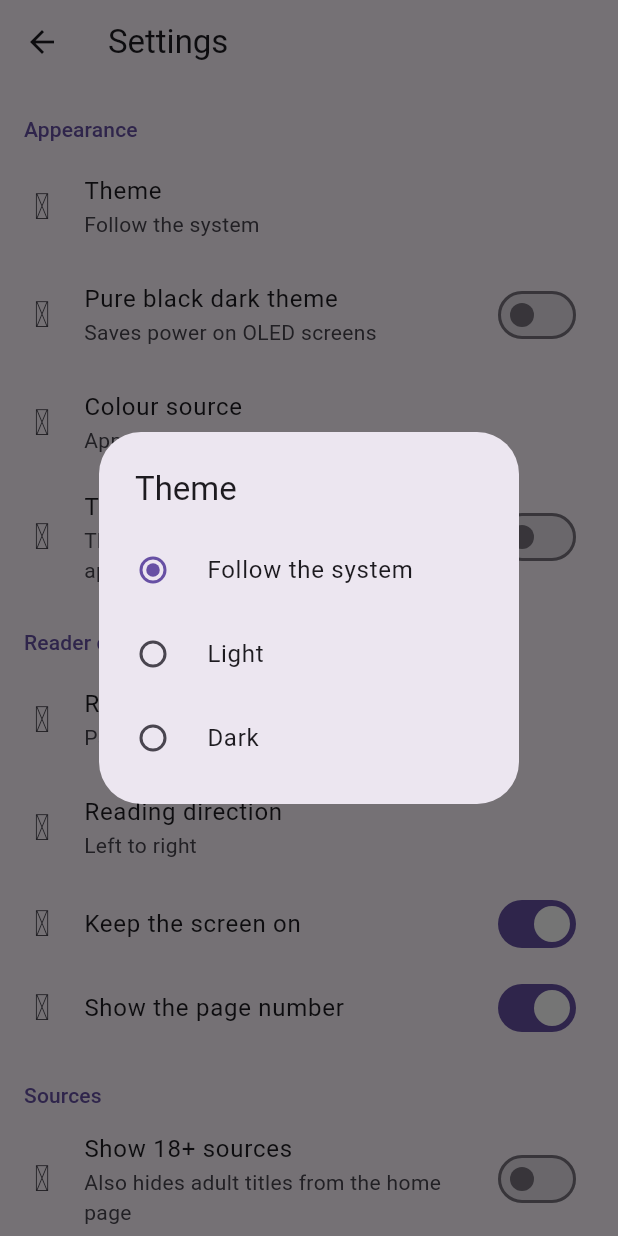
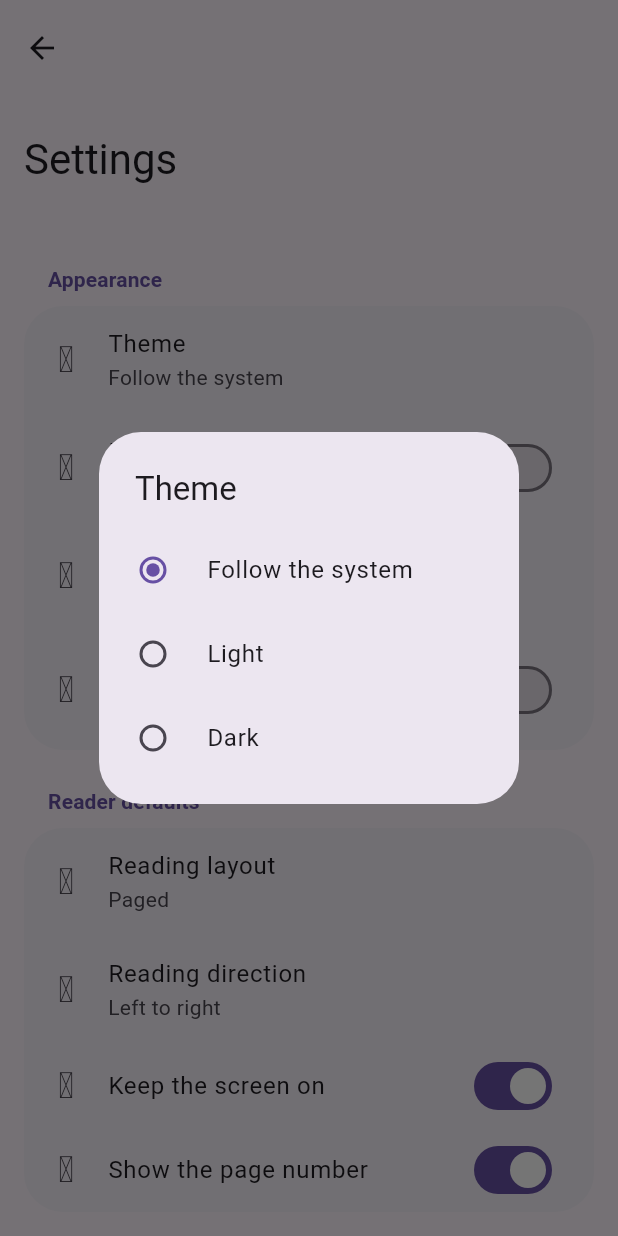
Before and after one commit to HeartlessVeteran2/Otaku-Reader-Flutter-, a Flutter app: the SettingsScreen screen opened directly, after a tap on "Theme", on a phone screen of 412 x 824 dp. Run offline on Flutter 3.47's test engine with Material 3 defaults, Android fonts, the phone set to English and light mode, and no system bars; our stand-ins replace cached_network_image, convert, dynamic_color, get, iconsax, isar_community and 1 more; missing offline and left inert: d4rt, encrypt, http_interceptor, js_packer, pseudom, xpath_selector_html_parser; accounts and stored records are empty; generated files the repository leaves out were written again; statements that could not run were skipped.

Commit message:
One UI slice 1: the token layer and the four grouped-list screens (#30)
The house style is One UI's shapes and rhythm over AnymeX's information
architecture. `lib/core/theme/one_ui.dart` holds it as the constants, a
collapsing-header scaffold, and a labelled rounded group of rows.

Settings, More, About and Downloads are converted. Behaviour is unchanged
by construction: every row widget is the same widget it was, moved into a
different container.

A new widget suite exists because `flutter analyze` is structurally blind
to the failure this conversion risks. Everything in a `slivers` list must
produce a RenderSliver, and a plain box there is a runtime crash while the
declared type is `Widget` either way. Replacing the Downloads empty state's
SliverToBoxAdapter with a Padding leaves analyze reporting "No issues
found!" and four tests failing.

Three review findings, all valid, all fixed. The best of them caught a lie
in this PR's own test: it was named "still scrolls after its header
collapses" while dragging a screen that cannot move, asserting only that
nothing threw. Measured, a four-row screen has maxScrollExtent 0 and moves
0px. The behaviour is right — One UI keeps the large title when there is
nowhere to scroll — so the doc and the test changed, not the layout. The
replacement was vacuous too, passing with expandedHeight set to 0, and now
measures the large title sliding into the bar.

One change was reverted for lack of evidence rather than shipped unproven:
making the scroll physics unconditional, on a claim about touch response
that could not be demonstrated either way.

17 tests in the suite, 250 total. Analyze clean, debug APK builds.

Deferred, not forgotten: #31, the 18+ toggle not reaching a live Home
controller — pre-existing, and folding it in would have cost this PR the
property that makes it cheap to review.

```diff
--- /dev/null
+++ b/lib/core/theme/one_ui.dart
@@ -0,0 +1,212 @@
+import 'package:flutter/material.dart';
+
+/// The house style: One UI's shapes and rhythm over AnymeX's layout.
+///
+/// AnymeX decides what is on a screen and in what order; this decides how it
+/// looks and where the user's thumb goes. Every number here is a decision, not
+/// a default — see `CLAUDE.md`, "The visual language".
+abstract final class OneUi {
+  /// The corner radius shared by cards, sheets and grouped lists.
+  ///
+  /// Large enough to read as One UI rather than as Material's default 12. It is
+  /// the most recognisable tell after the collapsing header, so it is one
+  /// number used everywhere rather than a per-widget choice.
+  static const radius = 26.0;
+
+  /// The radius for something small enough that [radius] would swallow it —
+  /// a chip, a thumbnail, a progress bar.
+  static const radiusSmall = 14.0;
+
+  /// Space between rows inside a group.
+  static const gap = 8.0;
+
+  /// Space between one group and the next.
+  ///
+  /// One UI breathes: this is deliberately more than Material's 8-12. A
+  /// screen that looks slightly too airy on a desk looks right in a hand.
+  static const sectionGap = 24.0;
+
+  /// The side gutter. Groups inset from the screen edge rather than running
+  /// to it, which is what makes them read as cards.
+  static const gutter = 16.0;
+
+  /// How tall a large header stands before it collapses.
+  ///
+  /// Not decoration: it pushes the first row of content into the lower half of
+  /// a tall phone, which is the part a thumb reaches without a regrip.
+  static const headerHeight = 152.0;
+
+  /// Motion. Short and eased, never bouncy — a spring reads as playful, and
+  /// this is a reading app.
+  static const duration = Duration(milliseconds: 220);
+  static const curve = Curves.easeOutCubic;
+}
+
+/// A screen with One UI's collapsing header.
+///
+/// The title starts oversized in the top half and shrinks into the app bar as
+/// the content scrolls — **when there is content to scroll**. A screen whose
+/// rows fit the viewport keeps its large title: `maxScrollExtent` is content
+/// minus viewport, so on a four-row screen it is 0 and nothing moves. That is
+/// One UI's own behaviour rather than a shortfall, and `test/one_ui_test.dart`
+/// pins both halves — a long screen collapses, a short one does not. Asserting
+/// only that a drag throws nothing passes on a screen that cannot move at all.
+///
+/// [slivers] is a sliver slot, so **every entry must produce a `RenderSliver`**
+/// — use [SliverOneUiGroup] for grouped rows, `SliverList`/`SliverGrid` for
+/// anything long, and wrap a plain widget in a `SliverToBoxAdapter`. Putting a
+/// box widget here — [OneUiGroup] itself, a `Column`, a `Padding` — compiles
+/// and analyses clean, because the declared type is `Widget` either way, and
+/// throws during layout on the device. `test/one_ui_test.dart` renders every
+/// screen that uses this for exactly that reason.
+class OneUiScaffold extends StatelessWidget {
+  const OneUiScaffold({
+    super.key,
+    required this.title,
+    required this.slivers,
+    this.actions,
+    this.leading,
+    this.floatingActionButton,
+    this.bottom,
+    this.onRefresh,
+  });
+
+  final String title;
+  final List<Widget> slivers;
+  final List<Widget>? actions;
+  final Widget? leading;
+  final Widget? floatingActionButton;
+
+  /// A search field or a tab bar pinned under the title.
+  final PreferredSizeWidget? bottom;
+
+  /// When set, the body is wrapped in a [RefreshIndicator].
+  final Future<void> Function()? onRefresh;
+
+  @override
+  Widget build(BuildContext context) {
+    final scheme = Theme.of(context).colorScheme;
+    final view = CustomScrollView(
+      // The documented pairing for `RefreshIndicator`: its child has to accept
+      // the drag, and a list that fits the screen otherwise need not.
+      //
+      // Stated precisely, because the obvious experiment does not settle it:
+      // `pull-to-refresh fires on a Downloads list that fits` passes with this
+      // line deleted, so the widget tester accepts the fling either way. That
+      // is not evidence the line is dead — it is evidence this environment
+      // cannot tell, and device physics (iOS bouncing in particular) differ.
+      // Kept as the idiom, scoped to the refresh path because off it there is
+      // nothing it could do: with clamping physics a short screen's `pixels`
+      // stays pinned at 0 through a drag regardless, and it does **not** make
+      // a short header collapse.
+      physics: onRefresh == null ? null : const AlwaysScrollableScrollPhysics(),
+      slivers: [
+        SliverAppBar.large(
+          title: Text(title),
+          leading: leading,
+          actions: actions,
+          bottom: bottom,
+          expandedHeight: OneUi.headerHeight,
+          // Elevation as a colour step, not a shadow. The bar has to differ
+          // from the body once content slides under it, and a drop shadow
+          // under a rounded group reads as grime.
+          backgroundColor: scheme.surface,
+          surfaceTintColor: scheme.surfaceTint,
+        ),
+        ...slivers,
+        // Clears the gesture bar, so the last row is not the thing a
+        // back-swipe grabs.
+        const SliverToBoxAdapter(child: SizedBox(height: OneUi.sectionGap * 2)),
+      ],
+    );
+    return Scaffold(
+      floatingActionButton: floatingActionButton,
+      body: onRefresh == null
+          ? view
+          : RefreshIndicator(onRefresh: onRefresh!, child: view),
+    );
+  }
+}
+
+/// A labelled, rounded group of rows — One UI's replacement for a flat
+/// divider-separated list.
+///
+/// The label sits *above* the container in the accent colour rather than
+/// inside it as a header row, which is what separates this from a Material
+/// `ListTile` section.
+///
+/// This is a **box** widget. Inside an [OneUiScaffold] use [SliverOneUiGroup];
+/// this one is for an ordinary `ListView` or `Column`.
+class OneUiGroup extends StatelessWidget {
+  const OneUiGroup({
+    super.key,
+    this.label,
+    required this.children,
+    this.padding,
+  });
+
+  final String? label;
+  final List<Widget> children;
+  final EdgeInsetsGeometry? padding;
+
+  @override
+  Widget build(BuildContext context) {
+    final theme = Theme.of(context);
+    if (children.isEmpty) return const SizedBox.shrink();
+    return Padding(
+      padding:
+          padding ??
+          const EdgeInsets.fromLTRB(
+            OneUi.gutter,
+            OneUi.sectionGap,
+            OneUi.gutter,
+            0,
+          ),
+      child: Column(
+        crossAxisAlignment: CrossAxisAlignment.start,
+        children: [
+          if (label != null) ...[
+            Padding(
+              padding: const EdgeInsets.fromLTRB(
+                OneUi.gutter,
+                0,
+                OneUi.gutter,
+                OneUi.gap,
+              ),
+              child: Text(
+                label!,
+                style: theme.textTheme.labelLarge?.copyWith(
+                  color: theme.colorScheme.primary,
+                  fontWeight: FontWeight.w600,
+                ),
+              ),
+            ),
+          ],
+          // Clipped rather than given a shape on each child: a row can then be
+          // any widget — a switch, a slider, a whole sub-list — and still get
+          // the group's corners without knowing it is in a group.
+          ClipRRect(
+            borderRadius: BorderRadius.circular(OneUi.radius),
+            child: Material(
+              color: theme.colorScheme.surfaceContainerLow,
+              child: Column(children: children),
+            ),
+          ),
+        ],
+      ),
+    );
+  }
+}
+
+/// [OneUiGroup] as a sliver — the form to use inside [OneUiScaffold.slivers].
+class SliverOneUiGroup extends StatelessWidget {
+  const SliverOneUiGroup({super.key, this.label, required this.children});
+
+  final String? label;
+  final List<Widget> children;
+
+  @override
+  Widget build(BuildContext context) => SliverToBoxAdapter(
+    child: OneUiGroup(label: label, children: children),
+  );
+}
--- a/lib/features/settings/screens/settings_screen.dart
+++ b/lib/features/settings/screens/settings_screen.dart
@@ -4,6 +4,7 @@ import 'package:iconsax/iconsax.dart';
 
 import 'package:otaku_reader/core/database/data_keys/keys.dart';
 import 'package:otaku_reader/core/database/kv_helper.dart';
+import 'package:otaku_reader/core/theme/one_ui.dart';
 import 'package:otaku_reader/core/theme/theme_controller.dart';
 import 'package:otaku_reader/features/reader/controllers/reader_controller.dart';
 
@@ -39,11 +40,12 @@ class _SettingsScreenState extends State<SettingsScreen> {
 
   @override
   Widget build(BuildContext context) {
-    return Scaffold(
-      appBar: AppBar(title: const Text('Settings')),
-      body: ListView(
+    return OneUiScaffold(
+      title: 'Settings',
+      slivers: [
+        SliverOneUiGroup(
+          label: 'Appearance',
           children: [
-          const _SectionHeader('Appearance'),
             Obx(
               () => ListTile(
                 leading: const Icon(Iconsax.moon),
@@ -71,7 +73,8 @@ class _SettingsScreenState extends State<SettingsScreen> {
                 title: const Text('Colour source'),
                 subtitle: Text(switch (_theme.source.value) {
                   ThemeSource.standard => 'App default',
-                ThemeSource.dynamicColor => 'Material You (from the wallpaper)',
+                  ThemeSource.dynamicColor =>
+                    'Material You (from the wallpaper)',
                   ThemeSource.custom => 'Custom',
                 }),
                 onTap: _pickColourSource,
@@ -86,8 +89,11 @@ class _SettingsScreenState extends State<SettingsScreen> {
                 onChanged: _theme.setUseCoverColor,
               ),
             ),
-
-          const _SectionHeader('Reader defaults'),
+          ],
+        ),
+        SliverOneUiGroup(
+          label: 'Reader defaults',
+          children: [
             ListTile(
               leading: const Icon(Iconsax.book_1),
               title: const Text('Reading layout'),
@@ -109,7 +115,10 @@ class _SettingsScreenState extends State<SettingsScreen> {
             ListTile(
               leading: const Icon(Iconsax.arrow_swap_horizontal),
               title: const Text('Reading direction'),
-            subtitle: Text(switch (_readerInt(ReaderKeys.readingDirection, 0)) {
+              subtitle: Text(switch (_readerInt(
+                ReaderKeys.readingDirection,
+                0,
+              )) {
                 1 => 'Right to left',
                 _ => 'Left to right',
               }),
@@ -135,12 +144,17 @@ class _SettingsScreenState extends State<SettingsScreen> {
               value: _readerBool(ReaderKeys.showPageIndicator, true),
               onChanged: (v) => _setBool(ReaderKeys.showPageIndicator, v),
             ),
-
-          const _SectionHeader('Sources'),
+          ],
+        ),
+        SliverOneUiGroup(
+          label: 'Sources',
+          children: [
             SwitchListTile(
               secondary: const Icon(Iconsax.eye_slash),
               title: const Text('Show 18+ sources'),
-            subtitle: const Text('Also hides adult titles from the home page'),
+              subtitle: const Text(
+                'Also hides adult titles from the home page',
+              ),
               value: SourceKeys.showNsfwSources.get<bool>(false),
               onChanged: (v) {
                 SourceKeys.showNsfwSources.set<bool>(v);
@@ -153,9 +167,9 @@ class _SettingsScreenState extends State<SettingsScreen> {
               subtitle: const Text('Manage these from the Browse tab'),
               enabled: false,
             ),
-          const SizedBox(height: 24),
           ],
         ),
+      ],
     );
   }
 
@@ -216,23 +230,3 @@ class _SettingsScreenState extends State<SettingsScreen> {
     if (picked != null) onPicked(picked);
   }
 }
-
-class _SectionHeader extends StatelessWidget {
-  const _SectionHeader(this.label);
-
-  final String label;
-
-  @override
-  Widget build(BuildContext context) {
-    final theme = Theme.of(context);
-    return Padding(
-      padding: const EdgeInsets.fromLTRB(16, 20, 16, 6),
-      child: Text(
-        label,
-        style: theme.textTheme.labelLarge?.copyWith(
-          color: theme.colorScheme.primary,
-        ),
-      ),
-    );
-  }
-}
```
Also changed, not shown: lib/features/downloads/controllers/downloads_controller.dart (+12 -1 lines), lib/features/downloads/screens/downloads_screen.dart (+26 -19 lines), lib/features/more/screens/about_screen.dart (+43 -46 lines), lib/features/more/screens/more_screen.dart (+6 -3 lines), 1 other file. Lines whose indentation alone changed are shown as unchanged.
